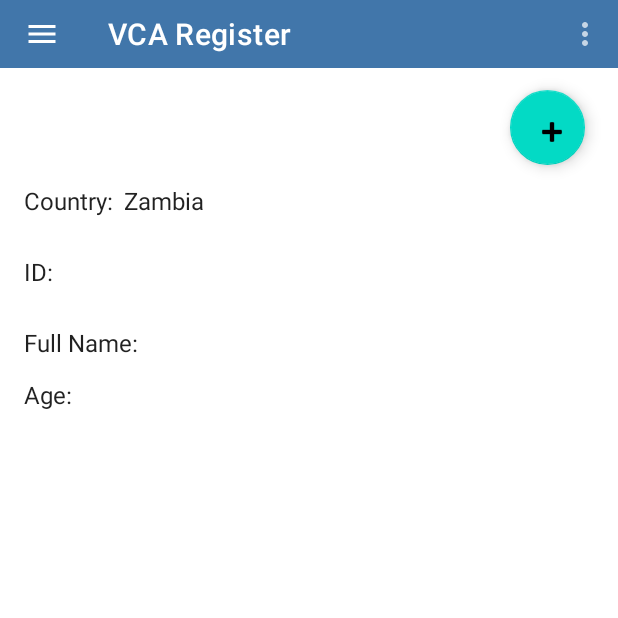
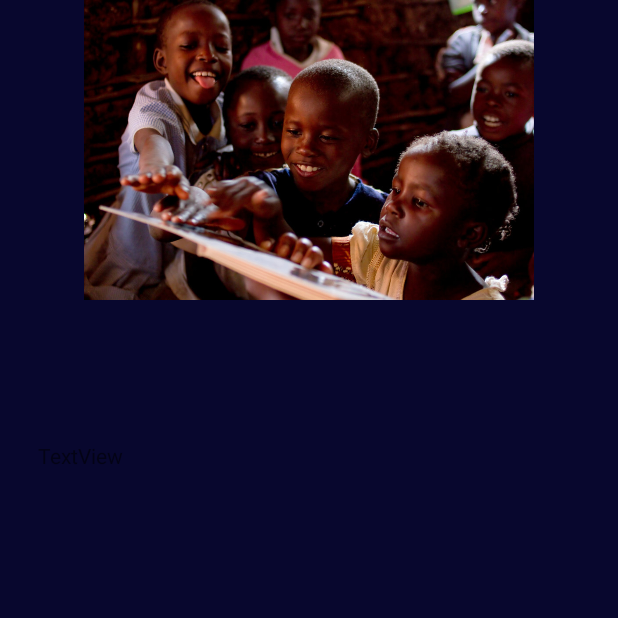
Before and after one commit to GloriaMosess/VCA-Register, an Android app: the Vca screen opened directly, with no data from a screen before it, in the options menu, after a tap on "About", on a phone screen of 412 x 824 dp, the top half of it. Run offline under Robolectric (Android 15) with nearby library versions, the phone set to English and light mode, and no system bars.

Commit message:
final commit

```diff
--- a/app/src/main/AndroidManifest.xml
+++ b/app/src/main/AndroidManifest.xml
@@ -13,6 +13,12 @@
         android:supportsRtl="true"
         android:theme="@style/Theme.Hsmstart"
         tools:targetApi="31">
+        <activity
+            android:name=".Help"
+            android:exported="false" />
+        <activity
+            android:name=".About"
+            android:exported="false" />
         <activity
             android:name=".Vca"
             android:exported="false" />
--- /dev/null
+++ b/app/src/main/java/com/example/hsmstart/About.java
@@ -0,0 +1,22 @@
+package com.example.hsmstart;
+
+import androidx.appcompat.app.AppCompatActivity;
+
+import android.media.Image;
+import android.os.Bundle;
+import android.widget.ImageView;
+import android.widget.TextView;
+
+public class About extends AppCompatActivity {
+    ImageView image;
+    TextView textView;
+
+    @Override
+    protected void onCreate(Bundle savedInstanceState) {
+        super.onCreate(savedInstanceState);
+        setContentView(R.layout.activity_about);
+
+        image = findViewById(R.id.image);
+        textView = findViewById(R.id.textView);
+    }
+}
--- a/app/src/main/java/com/example/hsmstart/DatabaseHelper.java
+++ b/app/src/main/java/com/example/hsmstart/DatabaseHelper.java
@@ -16,7 +16,7 @@ public class DatabaseHelper extends SQLiteOpenHelper {
 
     @Override
     public void onCreate(SQLiteDatabase db) {
-        db.execSQL("Create Table VCA(id Text,name Text,age Text,username,password)");
+        db.execSQL("Create Table VCA(id Text,name Text,age Text)");
 
     }
 
@@ -25,22 +25,19 @@ public class DatabaseHelper extends SQLiteOpenHelper {
         db.execSQL("Drop Table VCA");
     }
 
-    public Boolean vcaRegistration(String id, String name, String age,String username, String password) {
+    public Boolean vcaRegistration(String id, String name, String age) {
         SQLiteDatabase database = this.getWritableDatabase();
         ContentValues contentValues = new ContentValues();
         contentValues.put("id", id);
         contentValues.put("name", name);
         contentValues.put("age", age);
-        contentValues.put("username", username);
-        contentValues.put("password", password);
-
         Long result = database.insert("VCA", null, contentValues);
         return result != -1;
     }
 
     public Cursor displayData() {
         SQLiteDatabase sqLiteDatabase = this.getReadableDatabase();
-        Cursor cursor = sqLiteDatabase.rawQuery("Select id,name,age from VCA", null);
+        Cursor cursor = sqLiteDatabase.rawQuery("Select * from VCA", null);
         return cursor;
     }
 
--- a/app/src/main/java/com/example/hsmstart/Register.java
+++ b/app/src/main/java/com/example/hsmstart/Register.java
@@ -39,6 +39,7 @@ public class Register extends AppCompatActivity {
     NavigationView navigation;
     Toolbar toolbar;
     public String item;
+    Toolbar test1;
 
     @Override
     public void onCreate(Bundle savedInstanceState) {
@@ -51,6 +52,7 @@ public class Register extends AppCompatActivity {
         navigation = findViewById(R.id.navigation);
         toolbar = findViewById(R.id.toolbar);
         setSupportActionBar(toolbar);
+        test1 = findViewById(R.id.test1);
 
 
         ActionBar actionBar = getSupportActionBar();
@@ -65,7 +67,10 @@ public class Register extends AppCompatActivity {
                 startActivity(addv);
             }
         });
+
+
         data();
+
         navigation.setNavigationItemSelectedListener(new NavigationView.OnNavigationItemSelectedListener() {
             @Override
             public boolean onNavigationItemSelected(@NonNull MenuItem item) {
@@ -104,13 +109,17 @@ public class Register extends AppCompatActivity {
                     Toast.makeText(this, "Selected", Toast.LENGTH_LONG).show();
                     break;
                 case R.id.test2:
-                    Toast.makeText(this,"About", Toast.LENGTH_LONG).show();
+                    Toast.makeText(this,"Sorted", Toast.LENGTH_LONG).show();
                     break;
                 case R.id.test3:
-                    Toast.makeText(this,"Sorted",Toast.LENGTH_LONG).show();
+                    Toast.makeText(this,"About Information",Toast.LENGTH_LONG).show();
+                    Intent aboutinfo = new Intent(Register.this,About.class);
+                    startActivity(aboutinfo);
                     break;
                 case R.id.test4:
-                    Toast.makeText(this,"Help",Toast.LENGTH_LONG).show();
+                    Toast.makeText(this,"Help Information",Toast.LENGTH_LONG).show();
+                    Intent helpinfo = new Intent(Register.this,Help.class);
+                    startActivity(helpinfo);
                     break;
                 case android.R.id.home:
                     drawer.openDrawer(GravityCompat.START);
@@ -120,19 +129,16 @@ public class Register extends AppCompatActivity {
         }
 
 
-
-
-
     public void data(){
         Cursor cursor = databaseHelper.displayData();
         if(cursor.getCount()==0){
             Toast.makeText(Register.this, "No data to show", Toast.LENGTH_LONG).show();
         } else {
             while (cursor.moveToNext()){
-                listItem.add("Country:\t"+"Zambia");
-                listItem.add("ID:\t"+cursor.getString(0));
-                listItem.add("Full Name:\t"+cursor.getString(1));
-                listItem.add("Age:\t"+cursor.getString(2)+"\n\n");
+//                listItem.add("Country:\t"+"Zambia");
+//                listItem.add("ID:\t"+cursor.getString(0));
+                listItem.add(cursor.getString(1));
+//                listItem.add("Age:\t"+cursor.getString(2)+"\n\n");
 
             }
             adapter = new ArrayAdapter<>(this, android.R.layout.simple_list_item_1,listItem
--- a/app/src/main/java/com/example/hsmstart/Vca.java
+++ b/app/src/main/java/com/example/hsmstart/Vca.java
@@ -32,11 +32,9 @@ public class Vca extends AppCompatActivity {
                 String vcaText = vcaId.getText().toString();
                 String nameText = Name.getText().toString();
                 String ageText = Age.getText().toString();
-                String userTxt = "admin";
-                String passwordTxt = "1234";
 
 
-                Boolean checkResults = databaseHelper.vcaRegistration(vcaText,nameText,ageText,userTxt,passwordTxt);
+                Boolean checkResults = databaseHelper.vcaRegistration(vcaText,nameText,ageText);
               if(checkResults == true){
                   Toast.makeText(Vca.this, "Registration Successful", Toast.LENGTH_SHORT).show();
                   Intent i = new Intent(Vca.this,Register.class);
--- /dev/null
+++ b/app/src/main/res/layout/activity_about.xml
@@ -0,0 +1,27 @@
+<?xml version="1.0" encoding="utf-8"?>
+<LinearLayout xmlns:android="http://schemas.android.com/apk/res/android"
+    xmlns:app="http://schemas.android.com/apk/res-auto"
+    xmlns:tools="http://schemas.android.com/tools"
+    android:layout_width="match_parent"
+    android:layout_height="match_parent"
+    android:orientation="vertical"
+    android:background="#08072E"
+    tools:context=".About">
+
+    <ImageView
+        android:id="@+id/image"
+        android:layout_width="match_parent"
+        android:layout_height="200dp"
+        android:layout_marginBottom="94dp"
+        android:src="@drawable/aboutimage"
+        />
+
+    <TextView
+        android:id="@+id/textView"
+        android:layout_width="363dp"
+        android:layout_height="492dp"
+        android:layout_marginStart="25dp"
+        android:layout_weight="1"
+        android:text="TextView" />
+
+</LinearLayout>
--- a/app/src/main/res/layout/main_ui.xml
+++ b/app/src/main/res/layout/main_ui.xml
@@ -22,6 +22,7 @@
         android:id="@+id/listView"
         android:layout_width="match_parent"
         android:layout_height="match_parent"
+        android:dividerHeight="2dp"
         android:divider="@color/cardview_dark_background"
         />
 
--- a/app/src/main/res/menu/toolbar_menu.xml
+++ b/app/src/main/res/menu/toolbar_menu.xml
@@ -9,11 +9,11 @@
         ></item>
     <item
         android:id="@+id/test2"
-        android:title="About"
+        android:title="Sort"
         ></item>
     <item
         android:id="@+id/test3"
-        android:title="Sort"
+        android:title="About"
         ></item>
 
     <item
```
Also changed, not shown: app/src/main/java/com/example/hsmstart/Help.java (added, +20 -0 lines), app/src/main/res/layout/activity_help.xml (added, +26 -0 lines), app/src/main/res/drawable/aboutimage.jpg (added), app/src/main/res/drawable/helpimage.jpg (added).
